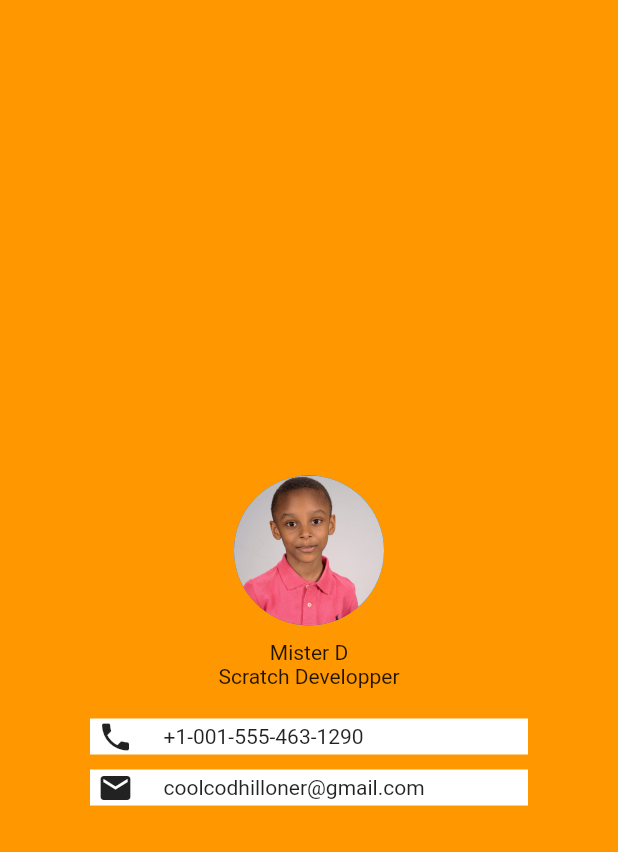
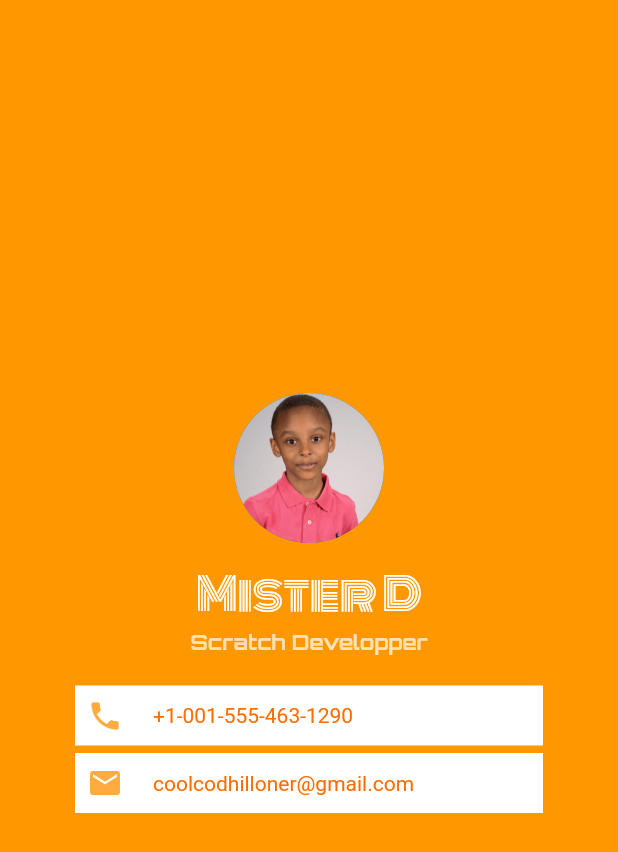
Before and after one commit to Ruzo/complete_flutter_bootcamp, a Flutter app: the screen it shows after launch, on a phone screen of 412 x 824 dp. Shown: the top 852 px of the screen. Run offline on Flutter 3.47's test engine with Material 2 defaults, Android fonts, the phone set to English and light mode, and no system bars; missing offline and left inert: flutter_gifimage.

Commit message:
Added fonts and margins before Card use.

```diff
--- a/mi_card/lib/main.dart
+++ b/mi_card/lib/main.dart
@@ -10,8 +10,6 @@ class MyApp extends StatelessWidget {
       home: Scaffold(
         backgroundColor: Colors.orange,
         body: SafeArea(
-          child: Padding(
-            padding: const EdgeInsets.fromLTRB(60, 40, 60, 10),
           child: Column(
             crossAxisAlignment: CrossAxisAlignment.center,
             mainAxisAlignment: MainAxisAlignment.center,
@@ -21,35 +19,64 @@ class MyApp extends StatelessWidget {
                 radius: 50.0,
               ),
               spacer(height: 10),
-                Text('Mister D'),
-                Text('Scratch Developper'),
-                spacer(height: 20),
+              Text(
+                'Mister D',
+                style: TextStyle(
+                  fontFamily: 'Monoton-Regular',
+                  fontSize: 30,
+                  color: Colors.white,
+                ),
+              ),
+              Text(
+                'Scratch Developper',
+                style: TextStyle(
+                  fontFamily: 'Orbitron-VariableFont_wght',
+                  fontWeight: FontWeight.bold,
+                  color: Colors.orange[100],
+                ),
+              ),
               Container(
+                margin: EdgeInsets.fromLTRB(50, 20, 50, 0),
+                padding: EdgeInsets.all(8),
                 color: Colors.white,
                 child: Row(
                   mainAxisAlignment: MainAxisAlignment.start,
                   children: <Widget>[
-                      spacer(width: 5),
-                      Icon(Icons.phone),
+                    Icon(
+                      Icons.phone,
+                      color: Colors.orangeAccent,
+                    ),
                     spacer(width: 20),
-                      Text('+1-001-555-463-1290'),
+                    Text(
+                      '+1-001-555-463-1290',
+                      style: TextStyle(
+                        color: Colors.orangeAccent[700],
+                      ),
+                    ),
                   ],
                 ),
               ),
-                spacer(height: 10),
               Container(
+                margin: EdgeInsets.fromLTRB(50, 5, 50, 20),
+                padding: EdgeInsets.all(8),
                 color: Colors.white,
                 child: Row(
                   children: <Widget>[
-                      spacer(width: 5),
-                      Icon(Icons.email),
+                    Icon(
+                      Icons.email,
+                      color: Colors.orangeAccent,
+                    ),
                     spacer(width: 20),
-                      Text('coolcodhilloner@gmail.com'),
+                    Text(
+                      'coolcodhilloner@gmail.com',
+                      style: TextStyle(
+                        color: Colors.orangeAccent[700],
+                      ),
+                    ),
                   ],
                 ),
               ),
             ],
-            ),
           ),
         ),
       ),
```
Also changed, not shown: mi_card/pubspec.yaml (+10 -27 lines), mi_card/fonts/Monoton-Regular.ttf (added), mi_card/fonts/Orbitron-VariableFont_wght.ttf (added), mi_card/fonts/PressStart2P-Regular.ttf (added). Lines whose indentation alone changed are shown as unchanged.
